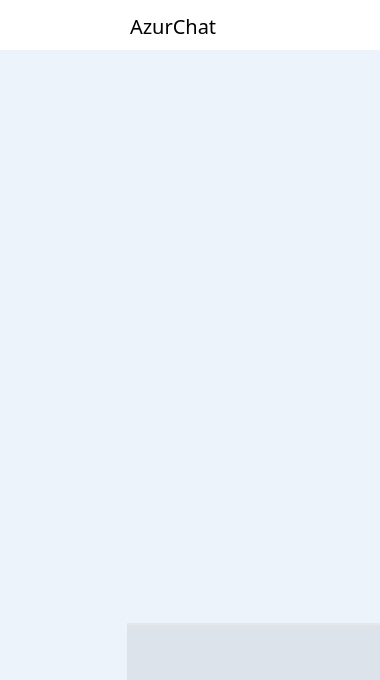
Above: form.ui from kazarayouhei3/Azurchat before the change. Below: the same form after it.
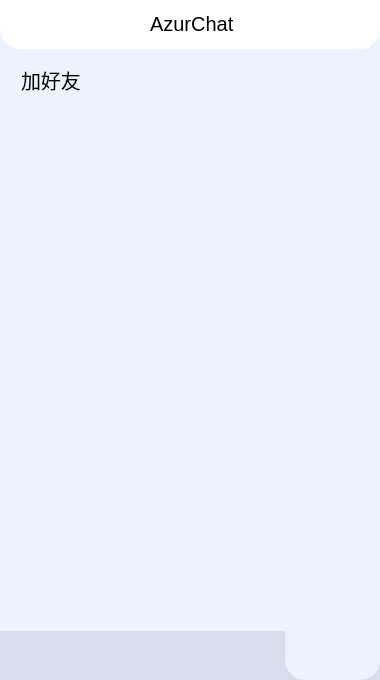
That is the form after the change. The open tabs and pages were chosen to show the change. Icons and pictures are not drawn.

Diff of the .ui file:
```diff
--- a/form.ui
+++ b/form.ui
@@ -14,7 +14,9 @@
    <string>Widget</string>
   </property>
   <property name="styleSheet">
-   <string notr="true"/>
+   <string notr="true">QWidget{
+    background: transparent;
+}</string>
   </property>
   <layout class="QGridLayout" name="gridLayout">
    <property name="leftMargin">
@@ -29,6 +31,9 @@
    <property name="bottomMargin">
     <number>0</number>
    </property>
+   <property name="spacing">
+    <number>0</number>
+   </property>
    <item row="0" column="0">
     <widget class="QWidget" name="widget" native="true">
      <property name="sizePolicy">
@@ -38,7 +43,7 @@
       </sizepolicy>
      </property>
      <property name="styleSheet">
-      <string notr="true">background-color: #ECF3FA;</string>
+      <string notr="true">background:#EBF3FF;</string>
      </property>
      <layout class="QGridLayout" name="gridLayout_2">
       <property name="leftMargin">
@@ -59,7 +64,7 @@
       <item row="1" column="0">
        <widget class="QWidget" name="AzurChat" native="true">
         <property name="sizePolicy">
-         <sizepolicy hsizetype="Preferred" vsizetype="Preferred">
+         <sizepolicy hsizetype="Preferred" vsizetype="Expanding">
           <horstretch>0</horstretch>
           <verstretch>1</verstretch>
          </sizepolicy>
@@ -82,43 +87,71 @@
          <bool>false</bool>
         </property>
         <property name="styleSheet">
-         <string notr="true">background-color: #FFFFFF;</string>
+         <string notr="true">background-color: #FFFFFF;
+border-bottom-left-radius: 20px;
+border-bottom-right-radius: 20px;
+</string>
         </property>
         <layout class="QGridLayout" name="gridLayout_3">
+         <property name="leftMargin">
+          <number>10</number>
+         </property>
          <property name="topMargin">
-          <number>12</number>
+          <number>0</number>
          </property>
-         <item row="0" column="3">
-          <spacer name="horizontalSpacer_2">
-           <property name="orientation">
-            <enum>Qt::Orientation::Horizontal</enum>
+         <property name="rightMargin">
+          <number>10</number>
+         </property>
+         <property name="bottomMargin">
+          <number>0</number>
+         </property>
+         <property name="spacing">
+          <number>0</number>
+         </property>
+         <item row="0" column="4">
+          <widget class="QToolButton" name="quit_button">
+           <property name="styleSheet">
+            <string notr="true">
+        QToolButton {
+            border: none;
+            padding: 2px;
+        }
+
+        QToolButton:hover {
+            background-color: #e6e6e6;
+            border-radius: 4px;
+        }
+
+        QToolButton:pressed {
+            background-color: #d0d0d0;
+        }
+
+        /* 关键：干掉下拉箭头 */
+        QToolButton::menu-indicator {
+            image: none;
+        }
+        </string>
            </property>
-           <property name="sizeHint" stdset="0">
-            <size>
-             <width>40</width>
-             <height>20</height>
-            </size>
+           <property name="text">
+            <string/>
            </property>
-          </spacer>
-         </item>
-         <item row="0" column="1">
-          <spacer name="horizontalSpacer">
-           <property name="orientation">
-            <enum>Qt::Orientation::Horizontal</enum>
+           <property name="icon">
+            <iconset resource="pic.qrc">
+             <normaloff>:/icon/quit.svg</normaloff>:/icon/quit.svg</iconset>
            </property>
-           <property name="sizeHint" stdset="0">
+           <property name="iconSize">
             <size>
              <width>20</width>
              <height>20</height>
             </size>
            </property>
-          </spacer>
+          </widget>
          </item>
          <item row="0" column="2">
           <widget class="QLabel" name="label">
            <property name="font">
             <font>
-             <family>PingFang SC</family>
+             <family>Microsoft YaHei UI</family>
              <pointsize>15</pointsize>
              <italic>false</italic>
              <bold>false</bold>
@@ -130,8 +163,46 @@
            </property>
           </widget>
          </item>
-         <item row="0" column="4">
-          <widget class="QToolButton" name="quit_button">
+         <item row="0" column="1">
+          <spacer name="horizontalSpacer">
+           <property name="orientation">
+            <enum>Qt::Orientation::Horizontal</enum>
+           </property>
+           <property name="sizeHint" stdset="0">
+            <size>
+             <width>20</width>
+             <height>20</height>
+            </size>
+           </property>
+          </spacer>
+         </item>
+         <item row="0" column="3">
+          <spacer name="horizontalSpacer_2">
+           <property name="orientation">
+            <enum>Qt::Orientation::Horizontal</enum>
+           </property>
+           <property name="sizeHint" stdset="0">
+            <size>
+             <width>40</width>
+             <height>20</height>
+            </size>
+           </property>
+          </spacer>
+         </item>
+         <item row="0" column="0">
+          <widget class="QToolButton" name="toolButton">
+           <property name="minimumSize">
+            <size>
+             <width>30</width>
+             <height>30</height>
+            </size>
+           </property>
+           <property name="maximumSize">
+            <size>
+             <width>30</width>
+             <height>30</height>
+            </size>
+           </property>
            <property name="styleSheet">
             <string notr="true">
         QToolButton {
@@ -139,32 +210,22 @@
             padding: 2px;
         }
 
-        QToolButton:hover {
-            background-color: #e6e6e6;
-            border-radius: 4px;
-        }
-
-        QToolButton:pressed {
-            background-color: #d0d0d0;
-        }
-
         /* 关键：干掉下拉箭头 */
         QToolButton::menu-indicator {
             image: none;
-        }
-        </string>
+        }</string>
            </property>
            <property name="text">
             <string/>
            </property>
            <property name="icon">
             <iconset resource="pic.qrc">
-             <normaloff>:/icon/quit.svg</normaloff>:/icon/quit.svg</iconset>
+             <normaloff>:/icon/head.jpg</normaloff>:/icon/head.jpg</iconset>
            </property>
            <property name="iconSize">
             <size>
-             <width>20</width>
-             <height>20</height>
+             <width>15</width>
+             <height>15</height>
             </size>
            </property>
           </widget>
@@ -173,15 +234,286 @@
        </widget>
       </item>
       <item row="2" column="0">
-       <widget class="QWidget" name="widget_3" native="true">
-        <property name="font">
-         <font>
-          <family>PingFang SC</family>
-         </font>
+       <widget class="QStackedWidget" name="stackedWidget">
+        <property name="sizePolicy">
+         <sizepolicy hsizetype="Preferred" vsizetype="Preferred">
+          <horstretch>0</horstretch>
+          <verstretch>12</verstretch>
+         </sizepolicy>
         </property>
         <property name="styleSheet">
          <string notr="true"/>
         </property>
+        <property name="currentIndex">
+         <number>0</number>
+        </property>
+        <widget class="QWidget" name="mainPage">
+         <layout class="QGridLayout" name="gridLayout_6">
+          <property name="leftMargin">
+           <number>0</number>
+          </property>
+          <property name="topMargin">
+           <number>0</number>
+          </property>
+          <property name="rightMargin">
+           <number>0</number>
+          </property>
+          <property name="bottomMargin">
+           <number>0</number>
+          </property>
+          <property name="spacing">
+           <number>0</number>
+          </property>
+          <item row="0" column="0">
+           <widget class="QListWidget" name="list">
+            <property name="sizePolicy">
+             <sizepolicy hsizetype="Expanding" vsizetype="Expanding">
+              <horstretch>0</horstretch>
+              <verstretch>10</verstretch>
+             </sizepolicy>
+            </property>
+            <property name="styleSheet">
+             <string notr="true">QListWidget {
+    border: none;          /* 去外框 */
+    outline: none;         /* 去焦点框（很关键） */
+    background: transparent;     /* 统一背景 */
+}</string>
+            </property>
+           </widget>
+          </item>
+         </layout>
+        </widget>
+        <widget class="QWidget" name="contact">
+         <layout class="QGridLayout" name="gridLayout_9">
+          <property name="leftMargin">
+           <number>0</number>
+          </property>
+          <property name="topMargin">
+           <number>0</number>
+          </property>
+          <property name="rightMargin">
+           <number>0</number>
+          </property>
+          <property name="bottomMargin">
+           <number>0</number>
+          </property>
+          <property name="spacing">
+           <number>0</number>
+          </property>
+          <item row="0" column="0">
+           <widget class="QWidget" name="widget_5" native="true">
+            <layout class="QGridLayout" name="gridLayout_10">
+             <property name="leftMargin">
+              <number>0</number>
+             </property>
+             <property name="topMargin">
+              <number>0</number>
+             </property>
+             <property name="rightMargin">
+              <number>0</number>
+             </property>
+             <property name="bottomMargin">
+              <number>0</number>
+             </property>
+             <property name="spacing">
+              <number>0</number>
+             </property>
+             <item row="0" column="0">
+              <widget class="QWidget" name="widget_6" native="true">
+               <property name="sizePolicy">
+                <sizepolicy hsizetype="Preferred" vsizetype="Preferred">
+                 <horstretch>0</horstretch>
+                 <verstretch>1</verstretch>
+                </sizepolicy>
+               </property>
+               <layout class="QGridLayout" name="gridLayout_11">
+                <property name="leftMargin">
+                 <number>6</number>
+                </property>
+                <property name="topMargin">
+                 <number>6</number>
+                </property>
+                <property name="rightMargin">
+                 <number>6</number>
+                </property>
+                <property name="bottomMargin">
+                 <number>6</number>
+                </property>
+                <property name="spacing">
+                 <number>4</number>
+                </property>
+                <item row="0" column="0">
+                 <widget class="QPushButton" name="contactButton">
+                  <property name="sizePolicy">
+                   <sizepolicy hsizetype="Minimum" vsizetype="Expanding">
+                    <horstretch>0</horstretch>
+                    <verstretch>1</verstretch>
+                   </sizepolicy>
+                  </property>
+                  <property name="font">
+                   <font>
+                    <family>Microsoft YaHei</family>
+                    <pointsize>15</pointsize>
+                    <bold>false</bold>
+                   </font>
+                  </property>
+                  <property name="styleSheet">
+                   <string notr="true">QPushButton {
+    border: none;
+    border-radius: 10px;
+    padding: 10px 10px 10px 15px;
+    text-align: left;
+    background: transparent;
+}
+
+QPushButton:hover {
+    background-color: #e6e6e6;
+}
+
+QPushButton:pressed {
+    background-color: #d0d0d0;
+}</string>
+                  </property>
+                  <property name="text">
+                   <string>加好友</string>
+                  </property>
+                  <property name="icon">
+                   <iconset resource="pic.qrc">
+                    <normaloff>:/icon/friend.svg</normaloff>:/icon/friend.svg</iconset>
+                  </property>
+                 </widget>
+                </item>
+               </layout>
+              </widget>
+             </item>
+             <item row="1" column="0">
+              <widget class="QWidget" name="contactList" native="true">
+               <property name="sizePolicy">
+                <sizepolicy hsizetype="Preferred" vsizetype="Preferred">
+                 <horstretch>0</horstretch>
+                 <verstretch>10</verstretch>
+                </sizepolicy>
+               </property>
+              </widget>
+             </item>
+            </layout>
+           </widget>
+          </item>
+         </layout>
+        </widget>
+        <widget class="QWidget" name="setting">
+         <layout class="QGridLayout" name="gridLayout_7">
+          <property name="leftMargin">
+           <number>0</number>
+          </property>
+          <property name="topMargin">
+           <number>0</number>
+          </property>
+          <property name="rightMargin">
+           <number>0</number>
+          </property>
+          <property name="bottomMargin">
+           <number>0</number>
+          </property>
+          <property name="spacing">
+           <number>0</number>
+          </property>
+          <item row="0" column="0">
+           <widget class="QWidget" name="widget_4" native="true">
+            <layout class="QGridLayout" name="gridLayout_8">
+             <item row="1" column="0">
+              <widget class="QPushButton" name="azurButton">
+               <property name="font">
+                <font>
+                 <pointsize>14</pointsize>
+                </font>
+               </property>
+               <property name="styleSheet">
+                <string notr="true">QPushButton {
+    background-color: white;
+    border: none;
+    border-radius: 10px;
+    padding: 10px;
+    padding-left: 15px;   /* 控制整体往左贴 */
+    text-align: left;     /* 文字左对齐 */
+}
+
+QPushButton:hover {
+    background-color: #e6e6e6;
+}
+
+QPushButton:pressed {
+    background-color: #d0d0d0;
+}</string>
+               </property>
+               <property name="text">
+                <string>我的港区</string>
+               </property>
+               <property name="icon">
+                <iconset resource="pic.qrc">
+                 <normaloff>:/icon/area.svg</normaloff>:/icon/area.svg</iconset>
+               </property>
+              </widget>
+             </item>
+             <item row="0" column="0">
+              <widget class="QPushButton" name="settingButton">
+               <property name="font">
+                <font>
+                 <family>Microsoft YaHei UI</family>
+                 <pointsize>14</pointsize>
+                 <bold>false</bold>
+                </font>
+               </property>
+               <property name="styleSheet">
+                <string notr="true">QPushButton {
+    background-color: white;
+    border: none;
+    border-radius: 10px;
+    padding: 10px;
+    padding-left: 15px;   /* 控制整体往左贴 */
+    text-align: left;     /* 文字左对齐 */
+}
+
+QPushButton:hover {
+    background-color: #e6e6e6;
+}
+
+QPushButton:pressed {
+    background-color: #d0d0d0;
+}</string>
+               </property>
+               <property name="text">
+                <string>设置</string>
+               </property>
+               <property name="icon">
+                <iconset resource="pic.qrc">
+                 <normaloff>:/new/prefix1/set.png</normaloff>:/new/prefix1/set.png</iconset>
+               </property>
+              </widget>
+             </item>
+            </layout>
+           </widget>
+          </item>
+         </layout>
+        </widget>
+       </widget>
+      </item>
+      <item row="3" column="0">
+       <widget class="QWidget" name="widget_3" native="true">
+        <property name="sizePolicy">
+         <sizepolicy hsizetype="Preferred" vsizetype="Expanding">
+          <horstretch>0</horstretch>
+          <verstretch>1</verstretch>
+         </sizepolicy>
+        </property>
+        <property name="font">
+         <font>
+          <family>PingFang SC</family>
+         </font>
+        </property>
+        <property name="styleSheet">
+         <string notr="true">background:white;</string>
+        </property>
         <layout class="QGridLayout" name="gridLayout_4">
          <property name="leftMargin">
           <number>0</number>
@@ -199,39 +531,15 @@
           <number>0</number>
          </property>
          <item row="0" column="0">
-          <widget class="QListWidget" name="list">
-           <property name="sizePolicy">
-            <sizepolicy hsizetype="Expanding" vsizetype="Expanding">
-             <horstretch>0</horstretch>
-             <verstretch>10</verstretch>
-            </sizepolicy>
-           </property>
-           <property name="styleSheet">
-            <string notr="true">QListWidget {
-    border: none;
-    outline: none;
-    padding: 10px;
-}
-
-QListWidget::item:selected {
-    background: transparent;
-}</string>
-           </property>
-           <property name="lineWidth">
-            <number>0</number>
-           </property>
-          </widget>
-         </item>
-         <item row="1" column="0">
           <widget class="QWidget" name="widget_2" native="true">
            <property name="sizePolicy">
             <sizepolicy hsizetype="Preferred" vsizetype="Expanding">
              <horstretch>0</horstretch>
-             <verstretch>1</verstretch>
+             <verstretch>2</verstretch>
             </sizepolicy>
            </property>
            <property name="styleSheet">
-            <string notr="true"/>
+            <string notr="true">    background-color: #D7DDEA;</string>
            </property>
            <layout class="QGridLayout" name="gridLayout_5">
             <property name="leftMargin">
@@ -249,54 +557,48 @@
             <property name="spacing">
              <number>0</number>
             </property>
-            <item row="0" column="2">
-             <widget class="QToolButton" name="my">
-              <property name="sizePolicy">
-               <sizepolicy hsizetype="Expanding" vsizetype="Expanding">
-                <horstretch>0</horstretch>
-                <verstretch>0</verstretch>
-               </sizepolicy>
-              </property>
-              <property name="styleSheet">
-               <string notr="true">QToolButton {
-            border: none;
-            background: transparent;
-            color: #666;
-            border-top: 2px solid #E5E7EB;
-            background-color: #DCE3EA;
-        }
-</string>
-              </property>
-              <property name="text">
-               <string/>
-              </property>
-             </widget>
-            </item>
-            <item row="0" column="0">
+            <item row="1" column="0">
              <widget class="QToolButton" name="chat">
               <property name="sizePolicy">
                <sizepolicy hsizetype="Expanding" vsizetype="Expanding">
-                <horstretch>0</horstretch>
+                <horstretch>1</horstretch>
                 <verstretch>0</verstretch>
                </sizepolicy>
               </property>
               <property name="styleSheet">
                <string notr="true">QToolButton {
-            border: none;
-            background: transparent;
-            color: #666;
-        }
-</string>
+    border: none;
+    color: #666;
+    padding: 6px 10px;
+    border-bottom-left-radius: 20px;
+    border-bottom-right-radius: 20px;
+}
+
+QToolButton:hover {
+    color: #1677FF;
+}
+
+/* ⭐ 提高优先级 */
+QToolButton:checked {
+    background-color: #EBF3FF;
+    color: #1677FF;
+}</string>
               </property>
               <property name="text">
                <string/>
               </property>
               <property name="iconSize">
                <size>
-                <width>30</width>
-                <height>30</height>
+                <width>20</width>
+                <height>20</height>
                </size>
               </property>
+              <property name="checkable">
+               <bool>true</bool>
+              </property>
+              <property name="checked">
+               <bool>false</bool>
+              </property>
               <property name="popupMode">
                <enum>QToolButton::ToolButtonPopupMode::DelayedPopup</enum>
               </property>
@@ -305,27 +607,162 @@
               </property>
              </widget>
             </item>
-            <item row="0" column="1">
+            <item row="1" column="2">
              <widget class="QToolButton" name="phone">
               <property name="sizePolicy">
                <sizepolicy hsizetype="Expanding" vsizetype="Expanding">
-                <horstretch>0</horstretch>
+                <horstretch>1</horstretch>
                 <verstretch>0</verstretch>
                </sizepolicy>
               </property>
               <property name="styleSheet">
                <string notr="true">QToolButton {
-            border: none;
+    border: none;
+    color: #666;
+    padding: 5px;
+    qproperty-iconSize: 20px 20px;
+}
 
-            color: #666;
-            border-top: 2px solid #E5E7EB;
-            background-color: #DCE3EA;
-        }
-</string>
+/* ❌ hover 不再改背景 */
+QToolButton:hover {
+    color: #1677FF;   /* ⭐只改文字颜色 */
+}
+
+/* ✅ 选中才改背景 */
+QToolButton:checked {
+    background-color: #EBF3FF;
+    color: #1677FF;
+    border-bottom-left-radius: 20px;
+    border-bottom-right-radius: 20px;
+}</string>
               </property>
               <property name="text">
                <string/>
               </property>
+              <property name="checkable">
+               <bool>true</bool>
+              </property>
+              <property name="checked">
+               <bool>false</bool>
+              </property>
+             </widget>
+            </item>
+            <item row="1" column="3">
+             <widget class="QToolButton" name="my">
+              <property name="sizePolicy">
+               <sizepolicy hsizetype="Expanding" vsizetype="Expanding">
+                <horstretch>1</horstretch>
+                <verstretch>0</verstretch>
+               </sizepolicy>
+              </property>
+              <property name="styleSheet">
+               <string notr="true">QToolButton {
+    border: none;
+
+    color: #666;
+    padding: 5px;
+    qproperty-iconSize: 20px 20px;
+    border-bottom-right-radius: 20px;
+}
+
+/* ❌ hover 不再改背景 */
+QToolButton:hover {
+    color: #1677FF;   /* ⭐只改文字颜色 */
+}
+
+/* ✅ 选中才改背景 */
+QToolButton:checked {
+    background-color: #EBF3FF;
+    color: #1677FF;
+    border-bottom-left-radius: 20px;
+    border-bottom-right-radius: 20px;
+}</string>
+              </property>
+              <property name="text">
+               <string/>
+              </property>
+              <property name="checkable">
+               <bool>true</bool>
+              </property>
+              <property name="checked">
+               <bool>true</bool>
+              </property>
+             </widget>
+            </item>
+            <item row="1" column="1">
+             <widget class="QWidget" name="widget_7" native="true">
+              <property name="sizePolicy">
+               <sizepolicy hsizetype="Preferred" vsizetype="Preferred">
+                <horstretch>1</horstretch>
+                <verstretch>0</verstretch>
+               </sizepolicy>
+              </property>
+              <layout class="QGridLayout" name="gridLayout_12">
+               <property name="leftMargin">
+                <number>5</number>
+               </property>
+               <property name="topMargin">
+                <number>5</number>
+               </property>
+               <property name="rightMargin">
+                <number>5</number>
+               </property>
+               <property name="bottomMargin">
+                <number>5</number>
+               </property>
+               <property name="spacing">
+                <number>5</number>
+               </property>
+               <item row="0" column="0">
+                <widget class="QToolButton" name="chatButton">
+                 <property name="sizePolicy">
+                  <sizepolicy hsizetype="Expanding" vsizetype="Expanding">
+                   <horstretch>1</horstretch>
+                   <verstretch>0</verstretch>
+                  </sizepolicy>
+                 </property>
+                 <property name="maximumSize">
+                  <size>
+                   <width>16777215</width>
+                   <height>16777215</height>
+                  </size>
+                 </property>
+                 <property name="styleSheet">
+                  <string notr="true">QToolButton {
+    border: none;
+    color: #666;
+    padding: 6px 12px;
+    border-radius: 12px;   /* ⭐ 必须有 */
+    qproperty-iconSize: 20px 20px;
+}
+QToolButton::hover {
+    color: #1677FF;
+}
+
+/* ⭐ hover 出现“浅蓝块” */
+QToolButton:hover:!checked {
+    color: #1677FF;
+    background-color: #C9D1E3;   /* ⭐ 关键 */
+}</string>
+                 </property>
+                 <property name="text">
+                  <string/>
+                 </property>
+                 <property name="checkable">
+                  <bool>false</bool>
+                 </property>
+                 <property name="checked">
+                  <bool>false</bool>
+                 </property>
+                 <property name="autoRepeat">
+                  <bool>false</bool>
+                 </property>
+                 <property name="autoExclusive">
+                  <bool>false</bool>
+                 </property>
+                </widget>
+               </item>
+              </layout>
              </widget>
             </item>
            </layout>
```
